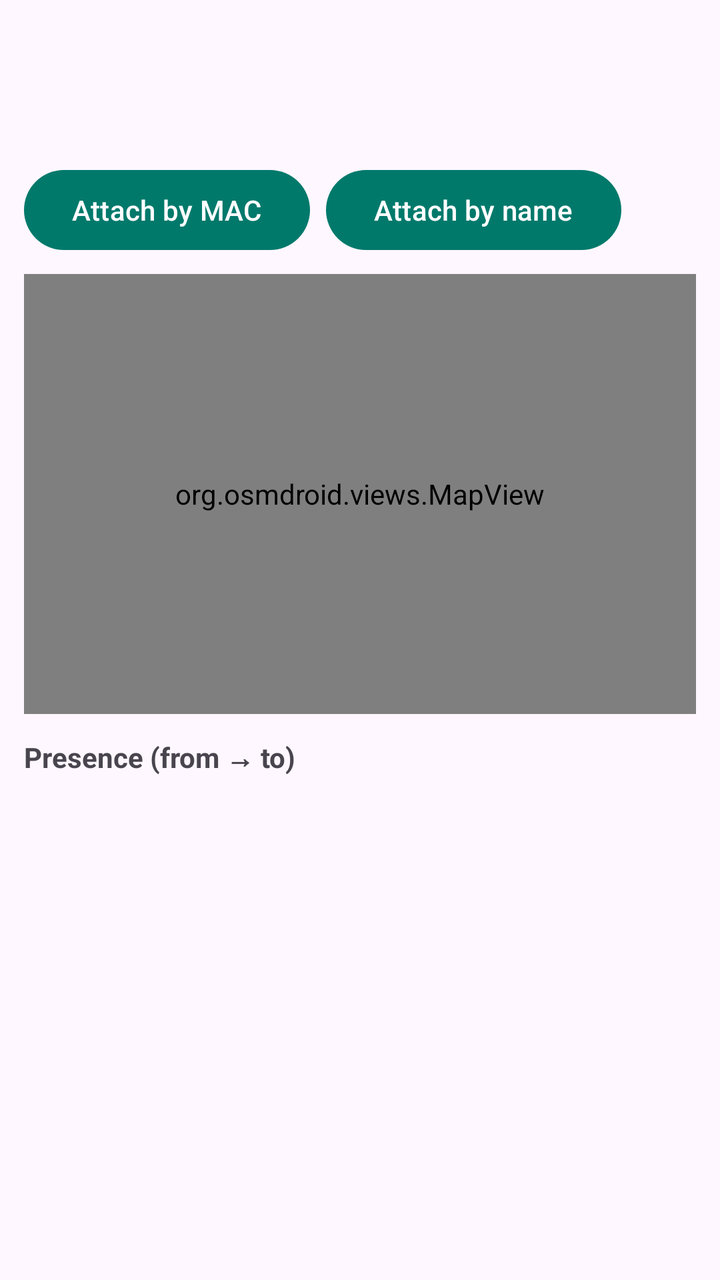
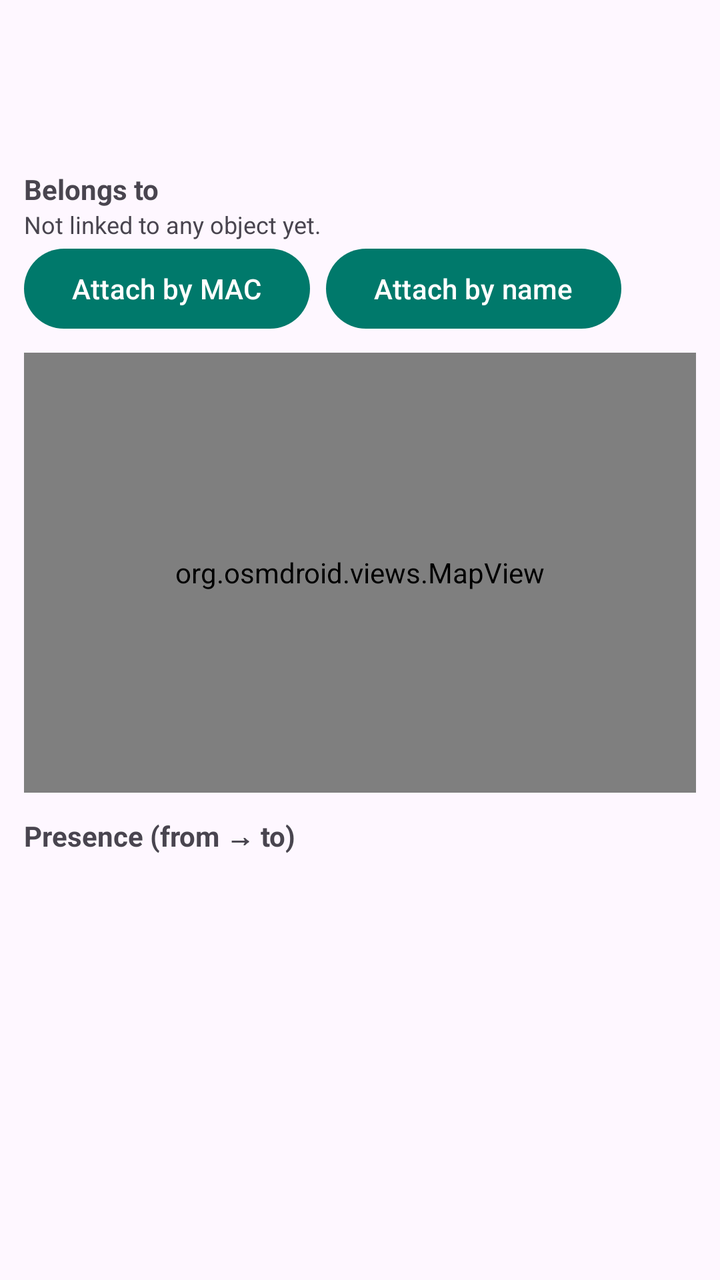

Two renders of the same Android screen: before a commit and after it. Below are the layout's source before the change and the commit's diff.
<!-- AndroidManifest.xml: application theme Theme.AroundMe -->
<!-- res/layout/activity_device_detail.xml -->
<?xml version="1.0" encoding="utf-8"?>
<ScrollView xmlns:android="http://schemas.android.com/apk/res/android"
    android:layout_width="match_parent"
    android:layout_height="match_parent">

    <LinearLayout
        android:layout_width="match_parent"
        android:layout_height="wrap_content"
        android:orientation="vertical"
        android:padding="12dp">

        <TextView
            android:id="@+id/textName"
            android:layout_width="match_parent"
            android:layout_height="wrap_content"
            android:textSize="20sp"
            android:textStyle="bold" />

        <TextView
            android:id="@+id/textMac"
            android:layout_width="match_parent"
            android:layout_height="wrap_content"
            android:fontFamily="monospace"
            android:textSize="13sp" />

        <TextView
            android:id="@+id/textMeta"
            android:layout_width="match_parent"
            android:layout_height="wrap_content"
            android:textSize="12sp"
            android:paddingVertical="4dp" />

        <LinearLayout
            android:layout_width="match_parent"
            android:layout_height="wrap_content"
            android:orientation="horizontal">

            <Button
                android:id="@+id/btnAttachMac"
                android:layout_width="wrap_content"
                android:layout_height="wrap_content"
                android:text="Attach by MAC" />

            <Button
                android:id="@+id/btnAttachName"
                android:layout_width="wrap_content"
                android:layout_height="wrap_content"
                android:layout_marginStart="8dp"
                android:text="Attach by name" />
        </LinearLayout>

        <org.osmdroid.views.MapView
            android:id="@+id/map"
            android:layout_width="match_parent"
            android:layout_height="220dp"
            android:layout_marginVertical="8dp" />

        <TextView
            android:layout_width="match_parent"
            android:layout_height="wrap_content"
            android:text="Presence (from → to)"
            android:textStyle="bold"
            android:paddingVertical="4dp" />

        <androidx.recyclerview.widget.RecyclerView
            android:id="@+id/listSessions"
            android:layout_width="match_parent"
            android:layout_height="wrap_content"
            android:nestedScrollingEnabled="false" />
    </LinearLayout>
</ScrollView>
<!-- resources referenced by this layout -->
<resources>
  <style name="Theme.AroundMe" parent="Theme.Material3.DayNight.NoActionBar">
          <item name="colorPrimary">@color/teal_700</item>
          <item name="colorSecondary">@color/amber_600</item>
      </style>
  <color name="teal_700">#00796B</color>
  <color name="amber_600">#FFB300</color>
</resources>

<!-- the commit's change to res/layout/activity_device_detail.xml (unified diff, before → after) -->
@@ -29,6 +29,25 @@
             android:layout_height="wrap_content"
             android:textSize="12sp"
             android:paddingVertical="4dp" />
+
+        <TextView
+            android:layout_width="match_parent"
+            android:layout_height="wrap_content"
+            android:text="Belongs to"
+            android:textStyle="bold"
+            android:paddingTop="4dp" />
+
+        <com.google.android.material.chip.ChipGroup
+            android:id="@+id/chipsObjects"
+            android:layout_width="match_parent"
+            android:layout_height="wrap_content" />
+
+        <TextView
+            android:id="@+id/textNoObjects"
+            android:layout_width="match_parent"
+            android:layout_height="wrap_content"
+            android:text="Not linked to any object yet."
+            android:textSize="12sp" />
 
         <LinearLayout
             android:layout_width="match_parent"
